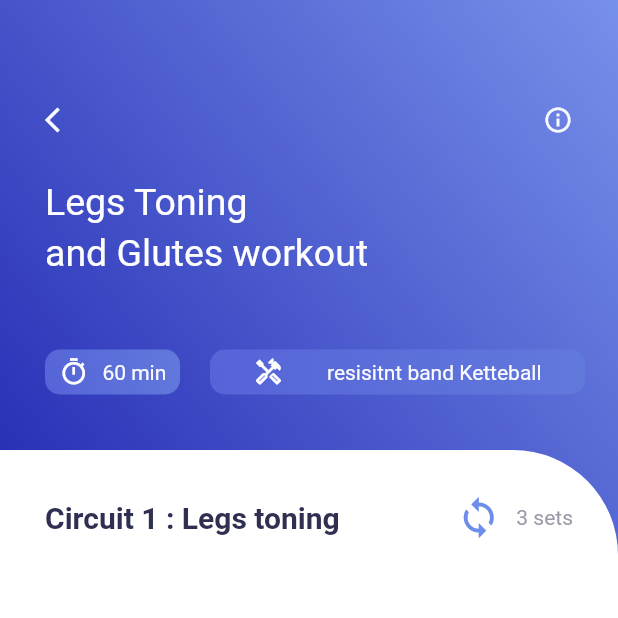
After one commit to KcPele/flutter-workout-app, a Flutter app: the screen it shows after launch, after a tap on the "arrow forward" icon, on a phone screen of 412 x 824 dp, the top half of it. The commit adds this screen. Run offline on Flutter 3.47's test engine with Material 2 defaults, Android fonts, the phone set to English and light mode, and no system bars; our stand-ins replace get.

Commit message:
detail page

```diff
--- a/json/info.json
+++ b/json/info.json
@@ -0,0 +1,18 @@
+[
+    {
+        "title": "Glue",
+        "img":"assets/ex1.png"
+    },
+    {
+        "title": "Abs",
+        "img":"assets/ex2.png"
+    },
+    {
+        "title": "Legs",
+        "img":"assets/ex3.png"
+    },
+    {
+        "title": "Arms",
+        "img":"assets/ex4.png"
+    }
+]
--- a/lib/main.dart
+++ b/lib/main.dart
@@ -1,8 +1,11 @@
 import 'package:flutter/material.dart';
 import 'package:flutter_application_1/pages/home_page.dart';
+import 'package:flutter_application_1/pages/video_info.dart';
+import 'package:get/get_navigation/get_navigation.dart';
+import 'package:get/state_manager.dart';
 
 void main() {
-  runApp(MaterialApp(
+  runApp(GetMaterialApp(
     debugShowCheckedModeBanner: false,
     title: "flutter App",
     theme: ThemeData(primarySwatch: Colors.blue),
--- a/lib/pages/home_page.dart
+++ b/lib/pages/home_page.dart
@@ -1,9 +1,13 @@
+import 'dart:convert';
 import 'dart:ui';
 
 import 'package:flutter/material.dart';
+import 'package:flutter/services.dart';
 import 'package:flutter/src/widgets/container.dart';
 import 'package:flutter/src/widgets/framework.dart';
 import "package:flutter_application_1/colors.dart";
+import 'package:flutter_application_1/pages/video_info.dart';
+import 'package:get/get.dart';
 
 class HomePage extends StatefulWidget {
   const HomePage({super.key});
@@ -13,6 +17,19 @@ class HomePage extends StatefulWidget {
 }
 
 class _HomePageState extends State<HomePage> {
+  List info = [];
+  _initData() async {
+    dynamic data = await rootBundle.loadString("json/info.json");
+    print(data);
+    info = json.decode(data);
+  }
+
+  @override
+  void initState() {
+    super.initState();
+    _initData();
+  }
+
   @override
   Widget build(BuildContext context) {
     return Scaffold(
@@ -80,10 +97,15 @@ class _HomePageState extends State<HomePage> {
               SizedBox(
                 width: 5,
               ),
-              Icon(
-                Icons.arrow_forward,
-                size: 20,
-                color: AppColor.homePageIcons,
+              InkWell(
+                onTap: () {
+                  Get.to(() => VideoInfo());
+                },
+                child: Icon(
+                  Icons.arrow_forward,
+                  size: 20,
+                  color: AppColor.homePageIcons,
+                ),
               )
             ],
           ),
@@ -263,7 +285,48 @@ class _HomePageState extends State<HomePage> {
                     color: AppColor.homePageTitle),
               )
             ],
-          )
+          ),
+          SizedBox(
+            height: 20,
+          ),
+          Expanded(
+              child: MediaQuery.removePadding(
+            removeTop: true,
+            context: context,
+            child: GridView.count(
+                crossAxisCount: 2,
+                children: List.generate(info.length, (index) {
+                  return Container(
+                    margin: EdgeInsets.all(10),
+                    height: 180,
+                    width: 180,
+                    decoration: BoxDecoration(
+                        color: Colors.white,
+                        borderRadius: BorderRadius.circular(50),
+                        boxShadow: [
+                          BoxShadow(
+                              blurRadius: 3,
+                              offset: Offset(5, 5),
+                              color: AppColor.gradientSecond.withOpacity(0.1)),
+                          BoxShadow(
+                              blurRadius: 3,
+                              offset: Offset(-5, -5),
+                              color: AppColor.gradientSecond.withOpacity(0.1))
+                        ],
+                        image: DecorationImage(
+                            image: AssetImage(info[index]['img']))),
+                    child: Center(
+                        child: Align(
+                      alignment: Alignment.bottomCenter,
+                      child: Text(
+                        info[index]['title'],
+                        style: TextStyle(
+                            fontSize: 20, color: AppColor.homePageDetail),
+                      ),
+                    )),
+                  );
+                })),
+          ))
         ]),
       ),
     );
--- /dev/null
+++ b/lib/pages/video_info.dart
@@ -0,0 +1,198 @@
+import 'dart:convert';
+
+import 'package:flutter/material.dart';
+import 'package:flutter/services.dart';
+import 'package:flutter/src/widgets/container.dart';
+import 'package:flutter/src/widgets/framework.dart';
+import 'package:flutter_application_1/colors.dart';
+import 'package:get/get.dart';
+
+class VideoInfo extends StatefulWidget {
+  const VideoInfo({super.key});
+
+  @override
+  State<VideoInfo> createState() => _VideoInfoState();
+}
+
+class _VideoInfoState extends State<VideoInfo> {
+  List info = [];
+  _initData() async {
+    dynamic data = await rootBundle.loadString("json/videoinfo.json");
+    info = json.decode(data);
+  }
+
+  @override
+  void initState() {
+    super.initState();
+    _initData();
+  }
+
+  @override
+  Widget build(BuildContext context) {
+    return Scaffold(
+      body: Container(
+        decoration: BoxDecoration(
+            gradient: LinearGradient(colors: [
+          AppColor.gradientFirst.withOpacity(0.9),
+          AppColor.gradientSecond.withOpacity(0.9)
+        ], begin: FractionalOffset(0.0, 0.4), end: Alignment.topRight)),
+        child: Column(children: [
+          Container(
+            padding: EdgeInsets.only(top: 70, right: 30, left: 30),
+            width: MediaQuery.of(context).size.width,
+            height: 300,
+            child:
+                Column(crossAxisAlignment: CrossAxisAlignment.start, children: [
+              Row(
+                mainAxisAlignment: MainAxisAlignment.spaceBetween,
+                children: [
+                  InkWell(
+                    onTap: () {
+                      Get.back();
+                    },
+                    child: Icon(
+                      Icons.arrow_back_ios,
+                      size: 20,
+                      color: AppColor.secondPageIconColor,
+                    ),
+                  ),
+                  Icon(
+                    Icons.info_outline,
+                    size: 20,
+                    color: AppColor.secondPageIconColor,
+                  ),
+                ],
+              ),
+              SizedBox(
+                height: 30,
+              ),
+              Text(
+                "Legs Toning",
+                style: TextStyle(
+                    fontSize: 25, color: AppColor.secondPageTitleColor),
+              ),
+              SizedBox(
+                height: 5,
+              ),
+              Text(
+                "and Glutes workout",
+                style: TextStyle(
+                    fontSize: 25, color: AppColor.secondPageTitleColor),
+              ),
+              SizedBox(
+                height: 50,
+              ),
+              Row(
+                children: [
+                  Container(
+                    width: 90,
+                    height: 30,
+                    decoration: BoxDecoration(
+                        borderRadius: BorderRadius.circular(10),
+                        gradient: LinearGradient(
+                            colors: [
+                              AppColor.secondPageContainerGradient1stColor,
+                              AppColor.secondPageContainerGradient2ndColor
+                            ],
+                            begin: Alignment.bottomLeft,
+                            end: Alignment.topRight)),
+                    child: Row(
+                        mainAxisAlignment: MainAxisAlignment.spaceEvenly,
+                        children: [
+                          Icon(
+                            Icons.timer_outlined,
+                            size: 20,
+                            color: AppColor.secondPageTitleColor,
+                          ),
+                          Text(
+                            "60 min",
+                            style: TextStyle(
+                                fontSize: 14,
+                                color: AppColor.secondPageIconColor),
+                          )
+                        ]),
+                  ),
+                  SizedBox(
+                    width: 20,
+                  ),
+                  Container(
+                    width: 250,
+                    height: 30,
+                    decoration: BoxDecoration(
+                        borderRadius: BorderRadius.circular(10),
+                        gradient: LinearGradient(
+                            colors: [
+                              AppColor.secondPageContainerGradient1stColor,
+                              AppColor.secondPageContainerGradient2ndColor
+                            ],
+                            begin: Alignment.bottomLeft,
+                            end: Alignment.topRight)),
+                    child: Row(
+                        mainAxisAlignment: MainAxisAlignment.spaceEvenly,
+                        children: [
+                          Icon(
+                            Icons.handyman_outlined,
+                            size: 20,
+                            color: AppColor.secondPageTitleColor,
+                          ),
+                          Text(
+                            "resisitnt band Ketteball",
+                            style: TextStyle(
+                                fontSize: 14,
+                                color: AppColor.secondPageIconColor),
+                          )
+                        ]),
+                  )
+                ],
+              ),
+            ]),
+          ),
+          Expanded(
+              child: Container(
+            decoration: BoxDecoration(
+              color: Colors.white,
+              borderRadius: BorderRadius.only(topRight: Radius.circular(70)),
+            ),
+            child: Padding(
+              padding: const EdgeInsets.symmetric(horizontal: 30),
+              child: Column(children: [
+                SizedBox(
+                  height: 30,
+                ),
+                Row(
+                  mainAxisAlignment: MainAxisAlignment.spaceBetween,
+                  children: [
+                    Text(
+                      "Circuit 1 : Legs toning",
+                      style: TextStyle(
+                          fontWeight: FontWeight.bold,
+                          fontSize: 20,
+                          color: AppColor.circuitsColor),
+                    ),
+                    Row(
+                      children: [
+                        Icon(
+                          Icons.loop,
+                          size: 30,
+                          color: AppColor.loopColor,
+                        ),
+                        SizedBox(
+                          width: 10,
+                        ),
+                        Text(
+                          "3 sets",
+                          style: TextStyle(
+                              fontSize: 14, color: AppColor.setsColor),
+                        )
+                      ],
+                    ),
+                  ],
+                )
+              ]),
+            ),
+          ))
+        ]),
+      ),
+    );
+  }
+}
--- a/pubspec.yaml
+++ b/pubspec.yaml
@@ -36,6 +36,7 @@ dependencies:
   # The following adds the Cupertino Icons font to your application.
   # Use with the CupertinoIcons class for iOS style icons.
   cupertino_icons: ^1.0.2
+  get:
 
 dev_dependencies:
   flutter_test:
@@ -62,6 +63,7 @@ flutter:
   # To add assets to your application, add an assets section, like this:
   assets:
     - assets/
+    - json/
 
   # An image asset can refer to one or more resolution-specific "variants", see
   # https://flutter.dev/assets-and-images/#resolution-aware
```
Also changed, not shown: pubspec.lock.
